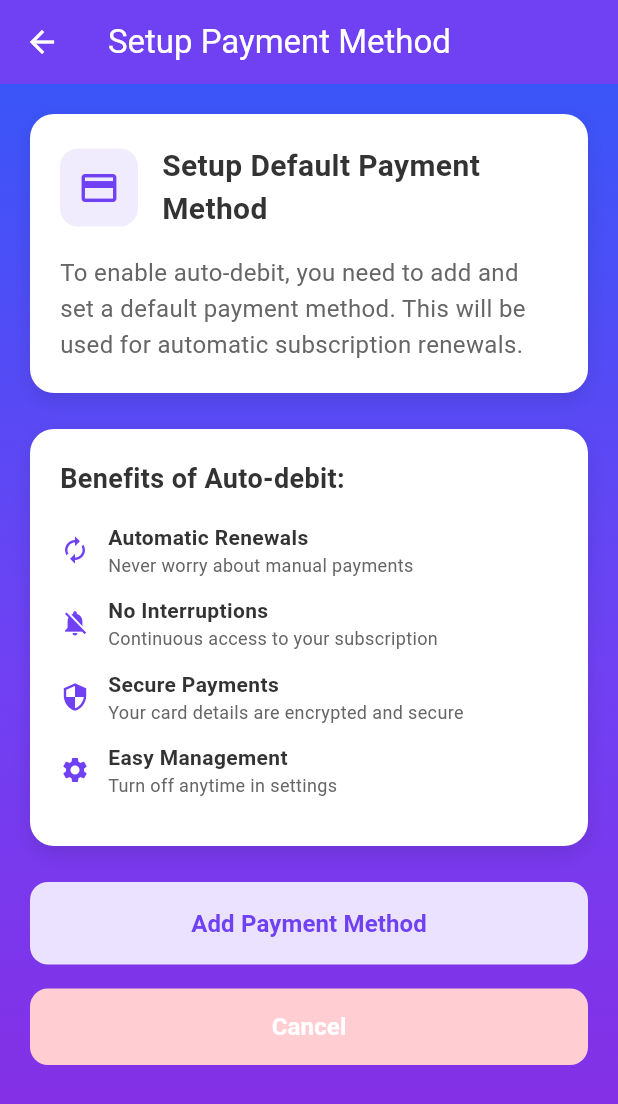
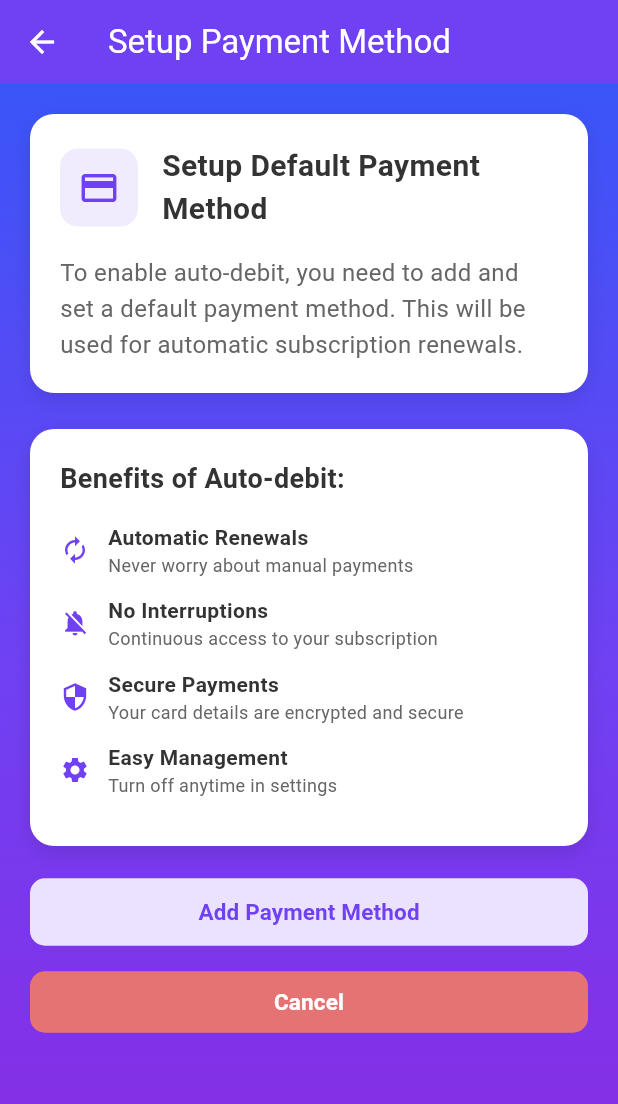
Before and after one commit to Sridharraj2023/music, a Flutter app: the PaymentMethodSetupScreen screen opened directly, on a phone screen of 412 x 824 dp. Shown: the top 1104 px of the screen. Run offline on Flutter 3.47's test engine with Material 3 defaults, Android fonts, the phone set to English and light mode, and no system bars; our stand-ins replace easy_splash_screen, firebase_core, firebase_messaging, flutter_dotenv, flutter_local_notifications, get and 5 more; missing offline and left inert: flutter_stripe; accounts and stored records are empty.

Commit message:
Autopayment screen created and test done, flow working well.

```diff
--- a/lib/View/Screens/Payment_Method_Setup_Screen.dart
+++ b/lib/View/Screens/Payment_Method_Setup_Screen.dart
@@ -1,4 +1,5 @@
 import 'package:flutter/material.dart';
+import 'package:flutter/services.dart';
 import 'package:flutter_stripe/flutter_stripe.dart';
 import '../../Controller/Subscription_Controller.dart';
 
@@ -17,11 +18,18 @@ class _PaymentMethodSetupScreenState extends State<PaymentMethodSetupScreen> {
   @override
   Widget build(BuildContext context) {
     return Scaffold(
+      backgroundColor: const Color(0xFF6F41F3), // Set scaffold background to prevent overflow
       appBar: AppBar(
         title: const Text('Setup Payment Method'),
         backgroundColor: const Color(0xFF6F41F3),
         foregroundColor: Colors.white,
         elevation: 0,
+        systemOverlayStyle: const SystemUiOverlayStyle(
+          statusBarColor: Colors.transparent,
+          statusBarIconBrightness: Brightness.light,
+          systemNavigationBarColor: Color(0xFF6F41F3),
+          systemNavigationBarIconBrightness: Brightness.light,
+        ),
       ),
       body: Container(
         decoration: const BoxDecoration(
@@ -37,7 +45,7 @@ class _PaymentMethodSetupScreenState extends State<PaymentMethodSetupScreen> {
         ),
         child: SafeArea(
           child: Padding(
-            padding: const EdgeInsets.all(20.0),
+            padding: const EdgeInsets.fromLTRB(20.0, 20.0, 20.0, 20.0),
             child: Column(
               crossAxisAlignment: CrossAxisAlignment.start,
               children: [
@@ -152,7 +160,7 @@ class _PaymentMethodSetupScreenState extends State<PaymentMethodSetupScreen> {
                   ),
                 ),
 
-                const SizedBox(height: 24),
+                const SizedBox(height: 20),
 
                 // Setup Button
                 SizedBox(
@@ -162,9 +170,9 @@ class _PaymentMethodSetupScreenState extends State<PaymentMethodSetupScreen> {
                     style: ElevatedButton.styleFrom(
                       backgroundColor: const Color(0xFFEAE2FF), // light purple
                       foregroundColor: const Color(0xFF6F41F3), // dark purple text
-                      padding: const EdgeInsets.symmetric(vertical: 16),
+                      padding: const EdgeInsets.symmetric(vertical: 12),
                       shape: RoundedRectangleBorder(
-                        borderRadius: BorderRadius.circular(12),
+                        borderRadius: BorderRadius.circular(10),
                       ),
                       elevation: 0,
                     ),
@@ -180,14 +188,14 @@ class _PaymentMethodSetupScreenState extends State<PaymentMethodSetupScreen> {
                         : const Text(
                             'Add Payment Method',
                             style: TextStyle(
-                              fontSize: 16,
+                              fontSize: 15,
                               fontWeight: FontWeight.w700,
                             ),
                           ),
                   ),
                 ),
 
-                const SizedBox(height: 16),
+                const SizedBox(height: 12),
 
                 // Cancel Button details
                 SizedBox(
@@ -195,17 +203,17 @@ class _PaymentMethodSetupScreenState extends State<PaymentMethodSetupScreen> {
                   child: TextButton(
                     onPressed: () => Navigator.pop(context, false),
                     style: TextButton.styleFrom(
-                      backgroundColor: const Color(0xFFFFCDD2), // light red
+                      backgroundColor: const Color(0xFFE57373), // lighter red
                       foregroundColor: Colors.white, // white text
-                      padding: const EdgeInsets.symmetric(vertical: 14),
+                      padding: const EdgeInsets.symmetric(vertical: 10),
                       shape: RoundedRectangleBorder(
-                        borderRadius: BorderRadius.circular(12),
+                        borderRadius: BorderRadius.circular(10),
                       ),
                     ),
                     child: const Text(
                       'Cancel',
                       style: TextStyle(
-                        fontSize: 16,
+                        fontSize: 15,
                         fontWeight: FontWeight.w700,
                       ),
                     ),
@@ -213,20 +221,19 @@ class _PaymentMethodSetupScreenState extends State<PaymentMethodSetupScreen> {
                 ),
 
                 if (_setupComplete) ...[
-                  const SizedBox(height: 20),
+                  const SizedBox(height: 24),
                   Container(
                     width: double.infinity,
                     padding: const EdgeInsets.all(16),
                     decoration: BoxDecoration(
-                      color: Colors.green.withOpacity(0.1),
+                      color: Colors.green,
                       borderRadius: BorderRadius.circular(12),
-                      border: Border.all(color: Colors.green.withOpacity(0.3)),
                     ),
                     child: Row(
                       children: [
                         const Icon(
                           Icons.check_circle,
-                          color: Colors.green,
+                          color: Colors.white,
                           size: 24,
                         ),
                         const SizedBox(width: 12),
@@ -234,7 +241,7 @@ class _PaymentMethodSetupScreenState extends State<PaymentMethodSetupScreen> {
                           child: Text(
                             'Payment method setup complete! You can now enable auto-debit.',
                             style: TextStyle(
-                              color: Colors.green,
+                              color: Colors.white,
                               fontWeight: FontWeight.w600,
                             ),
                           ),
@@ -313,15 +320,7 @@ class _PaymentMethodSetupScreenState extends State<PaymentMethodSetupScreen> {
           _isLoading = false;
         });
 
-        // Show success message
-        if (mounted) {
-          ScaffoldMessenger.of(context).showSnackBar(
-            const SnackBar(
-              content: Text('Payment method added successfully!'),
-              backgroundColor: Colors.green,
-            ),
-          );
-        }
+        // Success message is shown via _setupComplete UI widget
 
         // Auto-close after 2 seconds
         Future.delayed(const Duration(seconds: 2), () {
@@ -359,6 +358,7 @@ class _PaymentMethodSetupScreenState extends State<PaymentMethodSetupScreen> {
     }
   }
 
+
   Future<bool> _showConsentDialog() async {
     return await showDialog<bool>(
       context: context,
--- a/lib/utlis/api_constants.dart
+++ b/lib/utlis/api_constants.dart
@@ -2,7 +2,7 @@ import 'package:flutter_dotenv/flutter_dotenv.dart';
 
 class ApiConstants {
   // API Configuration
-  static String get apiUrl => dotenv.env['API_URL'] ?? "http://192.168.0.101:5000/api";
+  static String get apiUrl => dotenv.env['API_URL'] ?? "http://192.168.0.100:5000/api";
 
   // Stripe Configuration (Publishable Key only - safe for frontend)
   static String get publishKey => dotenv.env['STRIPE_PUBLISHABLE_KEY'] ?? 'pk_test_51RqimhIjXTLOotvoR7Z3f1z7Ud8BWXwKOjDHoGLnhM8QIMdJS31JVZ0zqpAPTghFS0GZ9NwIl4zT1I3mkvzfRatm00isg3USh7';
@@ -35,7 +35,7 @@ class ApiConstants {
 
   // Convenience methods for switching between environments
   static void useLocalServer() {
-    setApiUrlOverride("http://192.168.0.101:5000/api");
+    setApiUrlOverride("http://192.168.0.100:5000/api");
   }
 
   static void useProductionServer() {
```
Also changed, not shown: lib/Controller/Subscription_Controller.dart (+27 -2 lines), 1 other file.
